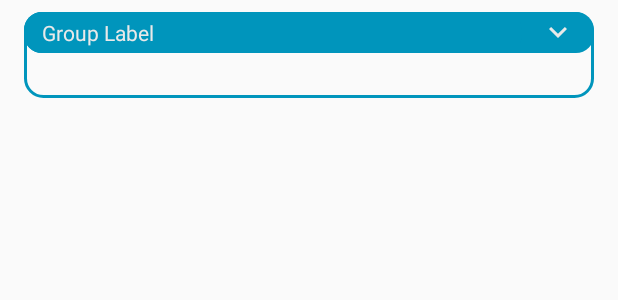
After one commit to Mr-XiaoLiang/DebugTools, an Android app built with Jetpack Compose: the layout debug_item_static_group.xml on its own in the app's theme, with its tools: preview values and no code run, on a phone screen of 412 x 824 dp. The commit adds this screen. Shown: the top 300 px of the screen. Run offline under Robolectric (Android 15) with nearby library versions, the phone set to English and light mode, and no system bars.

Commit message:
feat: 静态布局套好啦，明天再跑一下，偷懒去了

```diff
--- a/local/src/main/java/com/lollipop/debug/panel/staticpanel/DebugStaticButtonItemInfo.kt
+++ b/local/src/main/java/com/lollipop/debug/panel/staticpanel/DebugStaticPanelButtonItemInfo.kt
@@ -1,6 +1,6 @@
 package com.lollipop.debug.panel.staticpanel
 
-class DebugStaticButtonItemInfo(
+class DebugStaticPanelButtonItemInfo(
     id: String,
     name: String,
     var onClickListener: () -> Unit
--- a/local/src/main/java/com/lollipop/debug/panel/staticpanel/DebugStaticPanelPageInfo.kt
+++ b/local/src/main/java/com/lollipop/debug/panel/staticpanel/DebugStaticPanelPageInfo.kt
@@ -21,7 +21,7 @@ class DebugStaticPanelPageInfo(
         return DebugStaticPanelGroupInfo(id, name) { onItemChanged() }
     }
 
-    interface OnPageChangedListener {
+    fun interface OnPageChangedListener {
         fun onPageChanged()
     }
 
--- a/local/src/main/java/com/lollipop/debug/panel/staticpanel/DebugStaticTextItemInfo.kt
+++ b/local/src/main/java/com/lollipop/debug/panel/staticpanel/DebugStaticPanelTextItemInfo.kt
@@ -1,6 +1,6 @@
 package com.lollipop.debug.panel.staticpanel
 
-class DebugStaticTextItemInfo(
+class DebugStaticPanelTextItemInfo(
     id: String,
     name: String,
     var value: String
--- /dev/null
+++ b/local/src/main/res/drawable/debug_bg_item_static_group.xml
@@ -0,0 +1,11 @@
+<?xml version="1.0" encoding="utf-8"?>
+<selector xmlns:android="http://schemas.android.com/apk/res/android">
+
+    <item>
+        <shape android:shape="rectangle">
+            <stroke android:width="2dp" android:color="@color/debugStaticGroupStroke" />
+            <corners android:radius="12dp" />
+        </shape>
+    </item>
+
+</selector>
--- /dev/null
+++ b/local/src/main/res/drawable/debug_bg_item_static_group_label.xml
@@ -0,0 +1,11 @@
+<?xml version="1.0" encoding="utf-8"?>
+<selector xmlns:android="http://schemas.android.com/apk/res/android">
+
+    <item>
+        <shape android:shape="rectangle">
+            <solid android:color="@color/debugStaticGroupStroke" />
+            <corners android:radius="12dp" />
+        </shape>
+    </item>
+
+</selector>
--- /dev/null
+++ b/local/src/main/res/layout/debug_item_static_group.xml
@@ -0,0 +1,66 @@
+<?xml version="1.0" encoding="utf-8"?>
+<FrameLayout xmlns:android="http://schemas.android.com/apk/res/android"
+    xmlns:app="http://schemas.android.com/apk/res-auto"
+    xmlns:tools="http://schemas.android.com/tools"
+    android:id="@+id/refreshLayout"
+    android:layout_width="match_parent"
+    android:layout_height="wrap_content"
+    android:animateLayoutChanges="true"
+    android:orientation="vertical">
+
+    <LinearLayout
+        android:layout_width="match_parent"
+        android:layout_height="wrap_content"
+        android:layout_marginHorizontal="16dp"
+        android:layout_marginVertical="8dp"
+        android:animateLayoutChanges="true"
+        android:background="@drawable/debug_bg_item_static_group"
+        android:elevation="3dp"
+        android:gravity="center"
+        android:orientation="vertical"
+        android:textColor="@color/debugStaticButtonText"
+        android:textSize="16sp"
+        android:textStyle="bold"
+        tools:text="Button\nButton">
+
+        <LinearLayout
+            android:layout_width="match_parent"
+            android:layout_height="wrap_content"
+            android:background="@drawable/debug_bg_item_static_group_label"
+            android:gravity="center_vertical"
+            android:orientation="horizontal">
+
+            <TextView
+                android:id="@+id/groupLabelView"
+                android:layout_width="0px"
+                android:layout_height="wrap_content"
+                android:layout_weight="1"
+                android:background="@drawable/debug_bg_item_static_group_label"
+                android:paddingHorizontal="12dp"
+                android:paddingVertical="4dp"
+                android:textColor="@color/debugStaticGroupLabel"
+                android:textSize="14sp"
+                tools:text="Group Label" />
+
+            <androidx.appcompat.widget.AppCompatImageView
+                android:id="@+id/groupExpandButton"
+                android:layout_width="48dp"
+                android:layout_height="24dp"
+                android:src="@drawable/baseline_keyboard_arrow_down_24"
+                app:tint="@color/debugStaticGroupLabel" />
+
+        </LinearLayout>
+
+        <LinearLayout
+            android:id="@+id/childGroup"
+            android:layout_width="match_parent"
+            android:layout_height="wrap_content"
+            android:animateLayoutChanges="true"
+            android:orientation="vertical"
+            android:visibility="gone"
+            tools:layout_height="30dp"
+            tools:visibility="visible" />
+
+    </LinearLayout>
+
+</FrameLayout>
--- a/local/src/main/res/values/colors.xml
+++ b/local/src/main/res/values/colors.xml
@@ -15,4 +15,14 @@
 
     <color name="debugHomeItemBackground">#93C9D7</color>
     <color name="debugHomeItemText">#003745</color>
+
+    <color name="debugStaticButtonDefault">#79CCE2</color>
+    <color name="debugStaticButtonPressed">#5EAEC3</color>
+    <color name="debugStaticButtonText">#3E3E3E</color>
+
+    <color name="debugStaticGroupStroke">#0095BC</color>
+    <color name="debugStaticGroupLabel">#E9E9E9</color>
+
+    <color name="debugStaticTextLabel">#0095BC</color>
+    <color name="debugStaticTextDetail">#494949</color>
 </resources>
```
Also changed, not shown: local/src/main/java/com/lollipop/debug/panel/pager/DebugStaticPagerHolder.kt (+111 -3 lines), local/src/main/java/com/lollipop/debug/panel/staticpanel/BasicDebugStaticGroupInfo.kt (+4 -4 lines), local/src/main/java/com/lollipop/debug/panel/staticpanel/GroupStateHelper.kt (added, +29 -0 lines), local/src/main/res/drawable/debug_bg_item_static_button.xml (added, +18 -0 lines), local/src/main/res/drawable/debug_bg_item_static_text.xml (added, +11 -0 lines), local/src/main/res/layout/debug_item_static_button.xml (added, +24 -0 lines), local/src/main/res/layout/debug_item_static_text.xml (added, +45 -0 lines).
